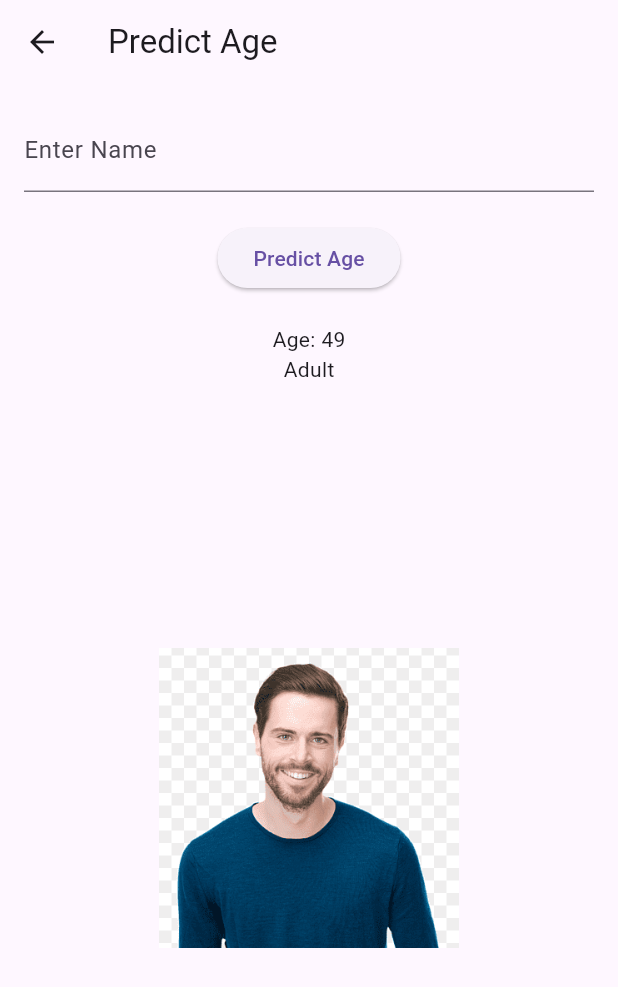
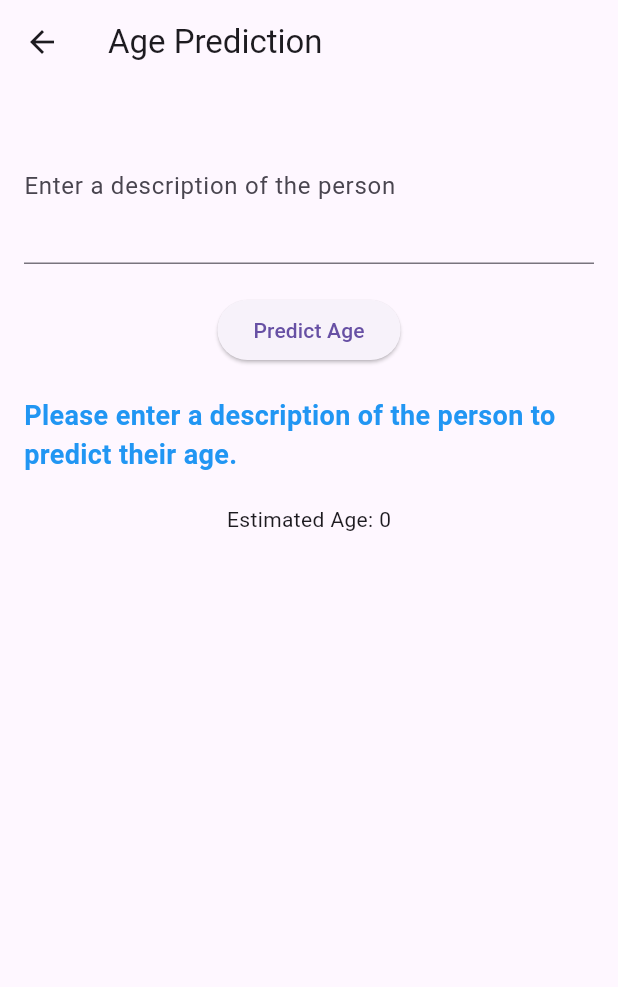
Before and after one commit to DarielDiaz/toolbox-App, a Flutter app: the AgePredictor screen opened directly, after a tap on "Predict Age", on a phone screen of 412 x 824 dp. Shown: the top 987 px of the screen. Run offline on Flutter 3.47's test engine with Material 3 defaults, Android fonts, the phone set to English and light mode, and no system bars.

Commit message:
Update age_predictor.dart

```diff
--- a/lib/screens/age_predictor.dart
+++ b/lib/screens/age_predictor.dart
@@ -1,5 +1,4 @@
 //Dariel Diaz Joseph 2022-0746
-
 import 'package:flutter/material.dart';
 import 'dart:math';
 
@@ -16,7 +15,20 @@ class _AgePredictorState extends State<AgePredictor> {
   final Random _random = Random();
 
   void _predictAge() {
+    String description = _controller.text.trim();
+
+    if (description.isEmpty) {
+      setState(() {
+        _message = 'Please enter a description of the person to predict their age.';
+        _age = 0;
+        _imagePath = '';
+      });
+      return;
+    }
+
+
     final randomValue = _random.nextInt(3);
+
     setState(() {
       if (randomValue == 0) {
         _age = _random.nextInt(21) + 1;
@@ -38,7 +50,7 @@ class _AgePredictorState extends State<AgePredictor> {
   Widget build(BuildContext context) {
     return Scaffold(
       appBar: AppBar(
-        title: Text('Predict Age'),
+        title: Text('Age Prediction'),
       ),
       body: Padding(
         padding: const EdgeInsets.all(16.0),
@@ -46,7 +58,8 @@ class _AgePredictorState extends State<AgePredictor> {
           children: <Widget>[
             TextField(
               controller: _controller,
-              decoration: InputDecoration(labelText: 'Enter Name'),
+              decoration: InputDecoration(labelText: 'Enter a description of the person'),
+              maxLines: 3,
             ),
             SizedBox(height: 20),
             ElevatedButton(
@@ -54,17 +67,21 @@ class _AgePredictorState extends State<AgePredictor> {
               child: Text('Predict Age'),
             ),
             SizedBox(height: 20),
-            Text('Age: $_age'),
-            Text(_message),
+            Text(
+              _message,
+              style: TextStyle(fontSize: 18, fontWeight: FontWeight.bold, color: Colors.blue),
+            ),
+            SizedBox(height: 20),
+            Text('Estimated Age: $_age'),
             if (_imagePath.isNotEmpty)
               Expanded(
                 child: Center(
                   child: Container(
-                    width: 200, // Ancho fijo para la imagen
-                    height: 200, // Alto fijo para la imagen
+                    width: 200,
+                    height: 200,
                     child: Image.asset(
                       _imagePath,
-                      fit: BoxFit.cover, // Ajusta la imagen para cubrir el contenedor
+                      fit: BoxFit.cover,
                       errorBuilder: (context, error, stackTrace) {
                         return Text('Error loading image');
                       },
```
